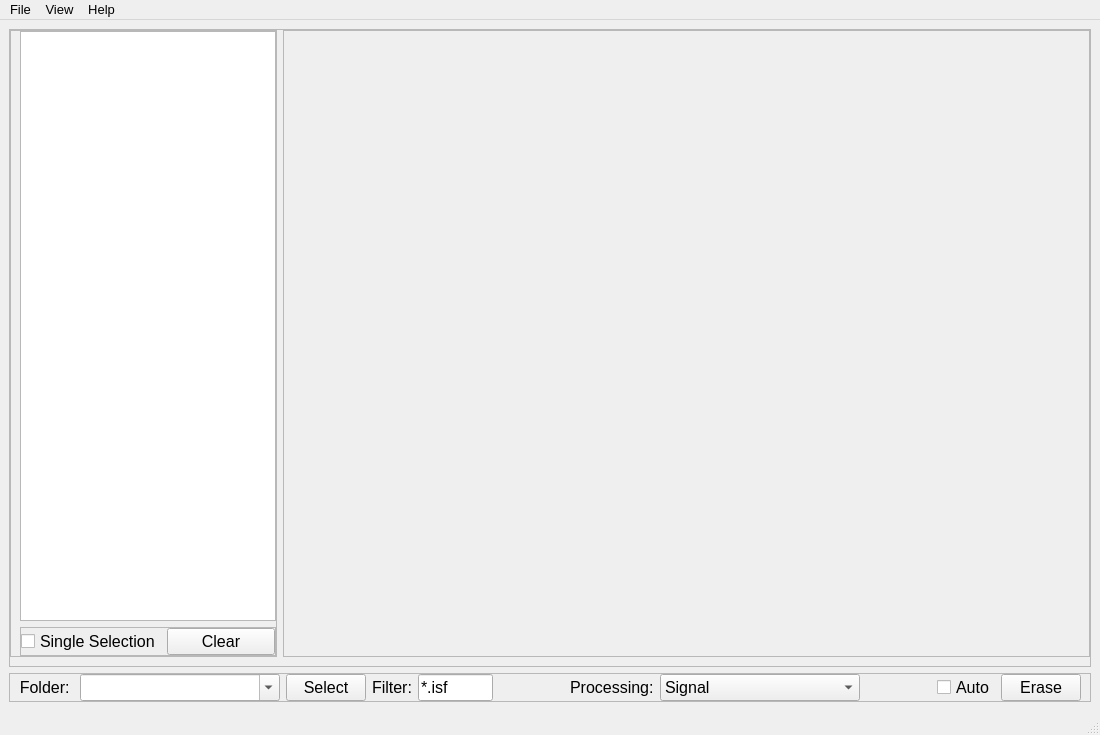
Old version of the form PyTec.ui in the repository salinsalins/Tectronix.
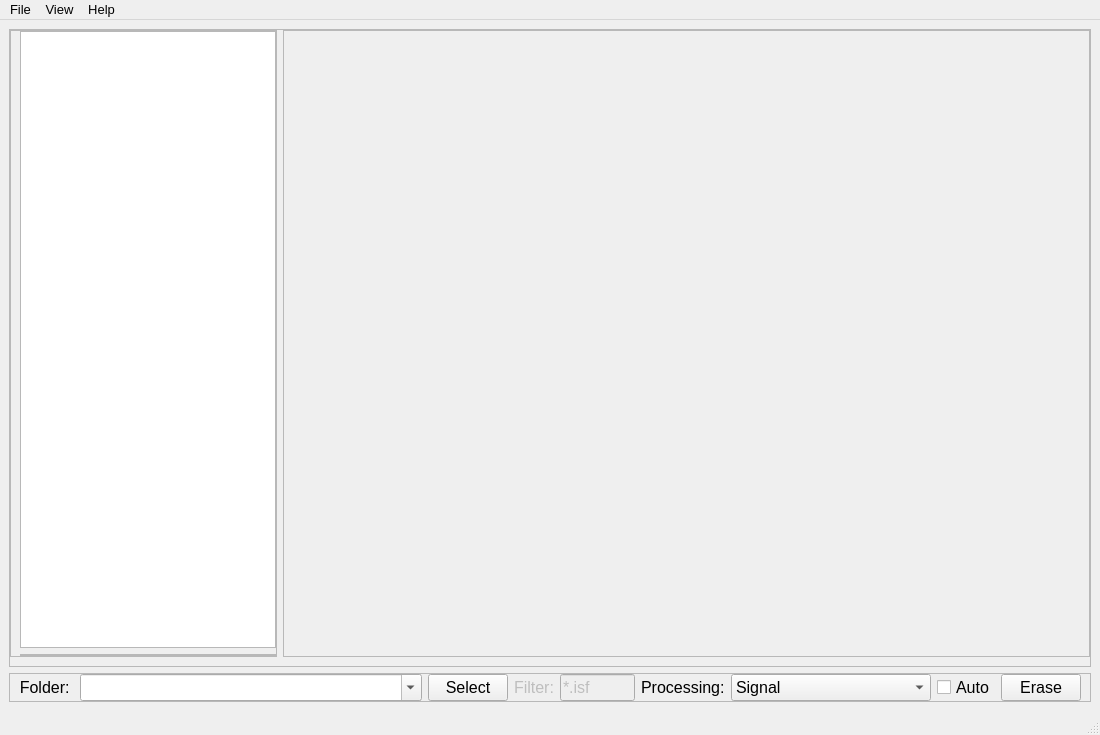
New version of the form.

Diff of the .ui file:
```diff
--- a/PyTec.ui
+++ b/PyTec.ui
@@ -116,20 +116,6 @@
              <property name="bottomMargin">
               <number>0</number>
              </property>
-             <item>
-              <widget class="QCheckBox" name="checkBox_2">
-               <property name="text">
-                <string>Single Selection</string>
-               </property>
-              </widget>
-             </item>
-             <item>
-              <widget class="QPushButton" name="pushButton_3">
-               <property name="text">
-                <string>Clear</string>
-               </property>
-              </widget>
-             </item>
             </layout>
            </widget>
           </item>
@@ -286,6 +272,9 @@
        </item>
        <item>
         <widget class="QLabel" name="label">
+         <property name="enabled">
+          <bool>false</bool>
+         </property>
          <property name="sizePolicy">
           <sizepolicy hsizetype="Fixed" vsizetype="Preferred">
            <horstretch>0</horstretch>
@@ -299,6 +288,9 @@
        </item>
        <item>
         <widget class="QLineEdit" name="lineEdit">
+         <property name="enabled">
+          <bool>false</bool>
+         </property>
          <property name="sizePolicy">
           <sizepolicy hsizetype="Maximum" vsizetype="Preferred">
            <horstretch>0</horstretch>
@@ -331,19 +323,6 @@
          </property>
         </widget>
        </item>
-       <item>
-        <spacer name="horizontalSpacer">
-         <property name="orientation">
-          <enum>Qt::Horizontal</enum>
-         </property>
-         <property name="sizeHint" stdset="0">
-          <size>
-           <width>40</width>
-           <height>20</height>
-          </size>
-         </property>
-        </spacer>
-       </item>
        <item>
         <widget class="QLabel" name="label_2">
          <property name="sizePolicy">
@@ -388,19 +367,6 @@
          </item>
         </widget>
        </item>
-       <item>
-        <spacer name="horizontalSpacer_2">
-         <property name="orientation">
-          <enum>Qt::Horizontal</enum>
-         </property>
-         <property name="sizeHint" stdset="0">
-          <size>
-           <width>40</width>
-           <height>20</height>
-          </size>
-         </property>
-        </spacer>
-       </item>
        <item>
         <widget class="QCheckBox" name="checkBox">
          <property name="text">
```
